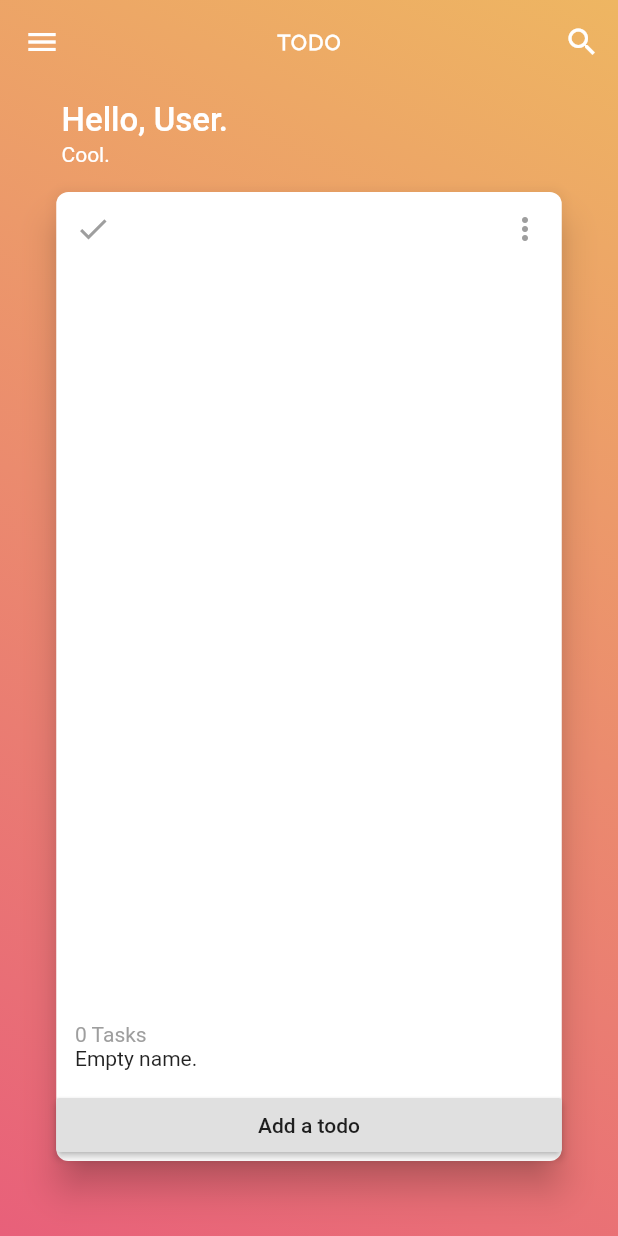
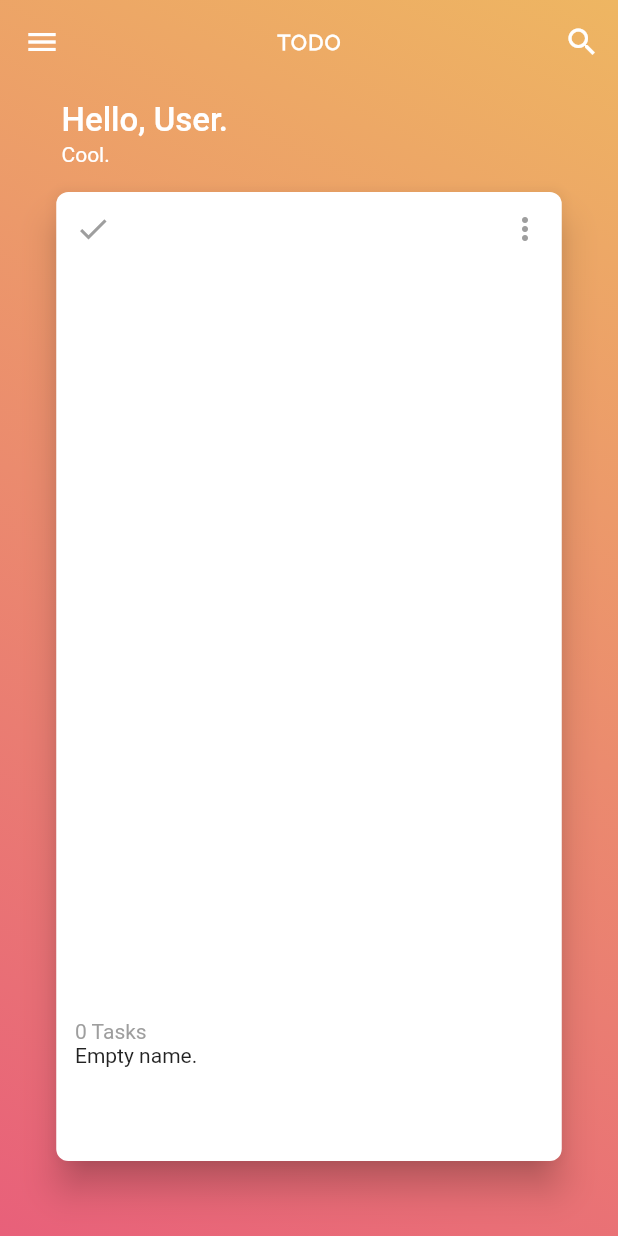
Before and after one commit to vphong/todo_flutter, a Flutter app: the screen it shows after launch, on a phone screen of 412 x 824 dp. Run offline on Flutter 3.47's test engine with Material 2 defaults, Android fonts, the phone set to English and light mode, and no system bars; our stand-ins replace carousel_slider, rxdart.

Commit message:
finish initial stage of todolist screen
finish initial stage of todolist screen

```diff
--- a/lib/src/models.dart
+++ b/lib/src/models.dart
@@ -65,8 +65,8 @@ class TodoList {
 
 class Todo {
   final String id = uuid.v1();
-  String name = null;
-  String notes = null;
+  String name = "";
+  String notes = "";
   bool complete = false;
 
   // Creates empty Todo.
--- a/lib/src/screens/todo_list.dart
+++ b/lib/src/screens/todo_list.dart
@@ -71,7 +71,7 @@ class _TodoListScreenState extends State<TodoListScreen> {
 
 class SplashInfo extends StatelessWidget {
 
-  Profile _user = Profile();
+  final Profile _user = Profile();
 
   @override
   Widget build(BuildContext context) {
@@ -205,18 +205,50 @@ class TodoListCard extends StatelessWidget {
           children: <Widget>[
             todoListCardBar,
             todolistInfoContainer,
-            new RaisedButton(
-              child: const Text("Add a todo"),
-              onPressed: () {
-                todoListBloc.addTodo.add(new Todo());
-              },
-            ),
+            // new RaisedButton(
+            //   child: const Text("Add a todo"),
+            //   onPressed: () {
+            //     todoListBloc.addTodo.add(new Todo());
+            //   },
+            // ),
             // new RaisedButton(
             //   child: const Text("Remove a todo"),
             //   onPressed: () {
             //     todoListBloc.addTodo.remove();
             //   },
             // ),
+            // TODO: progress indicator
+            new Container(
+              padding: EdgeInsets.all(_padding),
+              child: new Row(
+                crossAxisAlignment: CrossAxisAlignment.start,
+                mainAxisSize: MainAxisSize.min,
+                children: <Widget>[
+                  // progress bar
+
+                  // new StreamBuilder(
+                  //   stream: todoListBloc.todoCount,
+                  //   builder: (context, snapshot) {
+
+                  //     if (snapshot.hasError) {
+                  //       return new Text("Error: ${snapshot.error}");
+                  //     }
+
+                  //     if (snapshot.data != null) {
+                  //       return new Text("Data: ${snapshot.data}");
+                  //       // return new LinearProgressIndicator(
+                  //       //   value: .5,
+                  //       //   backgroundColor: Colors.grey,
+                  //       //   // valueColor: Colors.pink,
+                  //       // );
+                  //     }
+                  //     else return new Text("");
+                  //   },
+                  // )
+                  // percent text
+                ],
+              )
+            )
 
           ],
         )
```
Also changed, not shown: 2 other files.
